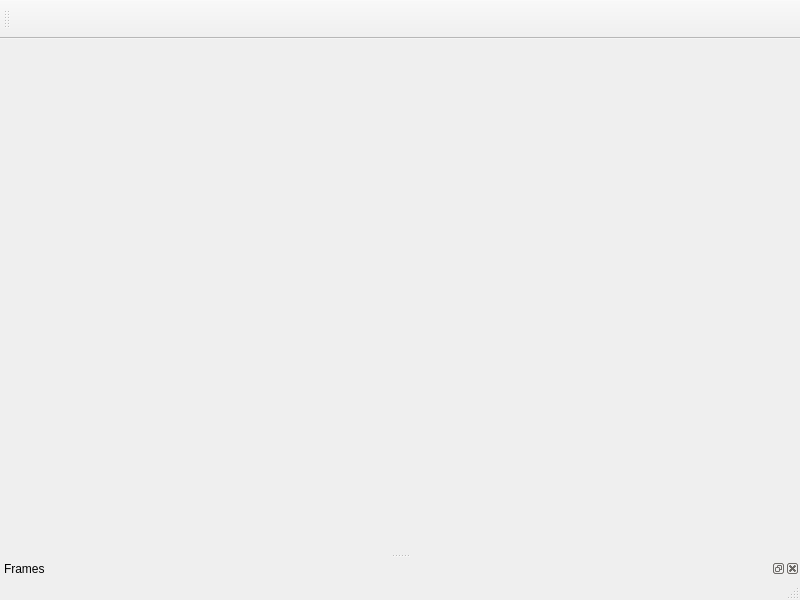
PhilippBleimund/Rosis-Video-Editor, file mainwindow.ui: the form before one commit.
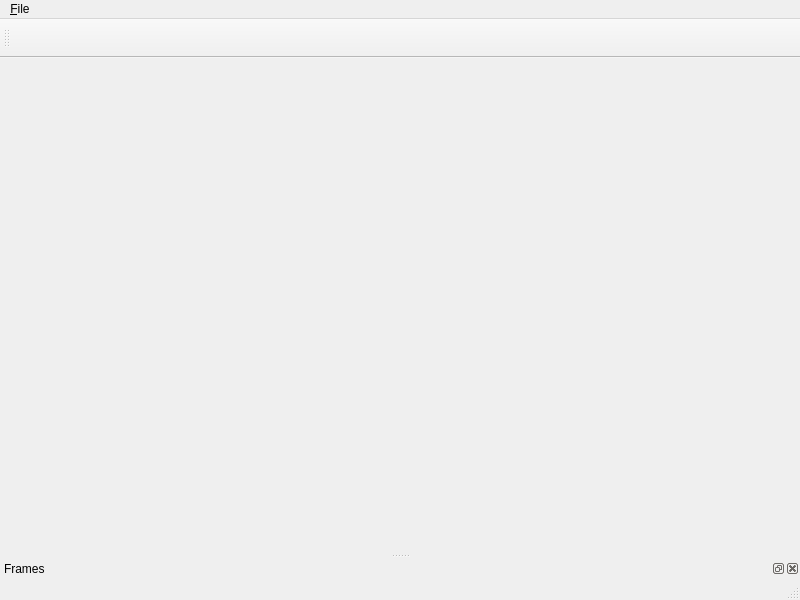
The form after the commit. Icons and pictures are not drawn.

```diff
--- a/mainwindow.ui
+++ b/mainwindow.ui
@@ -23,6 +23,17 @@
      <height>23</height>
     </rect>
    </property>
+   <widget class="QMenu" name="menu_File">
+    <property name="title">
+     <string>&amp;File</string>
+    </property>
+    <addaction name="actionLoad_Video"/>
+    <addaction name="actionCreate_Project"/>
+    <addaction name="actionLoad_Project"/>
+    <addaction name="actionSave_Project_As"/>
+    <addaction name="actionSave_Project"/>
+   </widget>
+   <addaction name="menu_File"/>
   </widget>
   <widget class="QStatusBar" name="statusbar"/>
   <widget class="QDockWidget" name="Frames_dockWidget">
```
Left out of the diff: 43 changed lines with no effect on the pictures.
